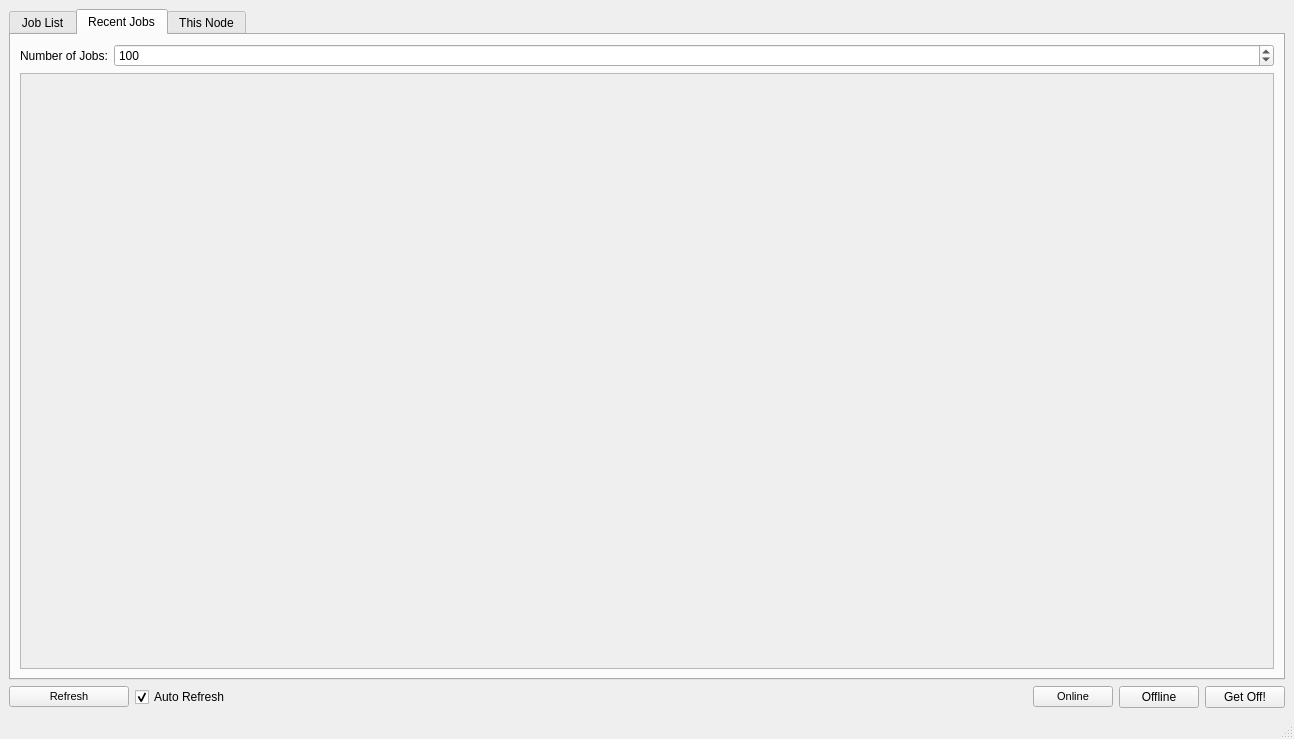
The window that resources/ui/farm_view.ui (david2777/hydra_render_farm) describes before a commit, drawn with Qt 5.
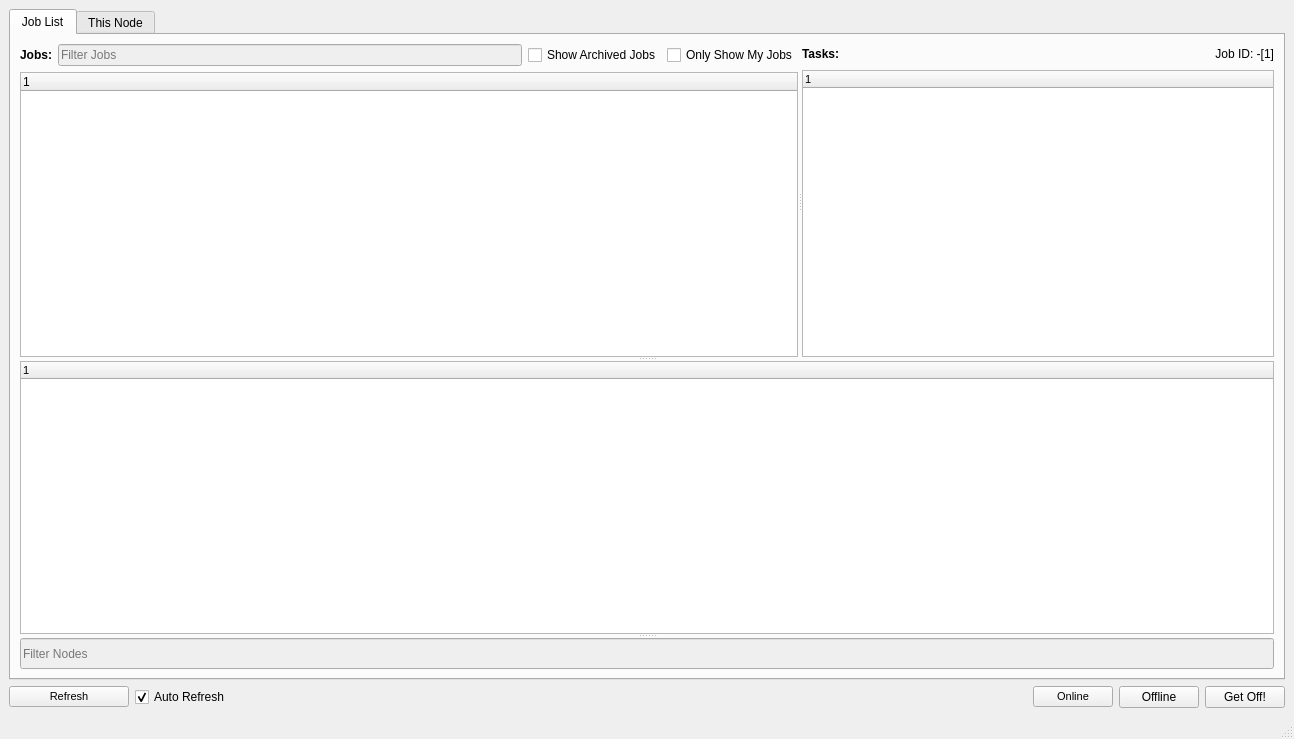
The same window after the commit. The open tabs and pages were chosen to show the change.

Commit message: - Remove Task Grid

Patch:
```diff
--- a/resources/ui/farm_view.ui
+++ b/resources/ui/farm_view.ui
@@ -332,75 +332,6 @@
         </item>
        </layout>
       </widget>
-      <widget class="QWidget" name="recent_jobs_tab">
-       <attribute name="title">
-        <string>Recent Jobs</string>
-       </attribute>
-       <layout class="QGridLayout" name="gridLayout_5">
-        <item row="3" column="0">
-         <widget class="QScrollArea" name="recent_jobs_scrollarea">
-          <property name="widgetResizable">
-           <bool>true</bool>
-          </property>
-          <widget class="QWidget" name="recent_jobs_main_layout">
-           <property name="geometry">
-            <rect>
-             <x>0</x>
-             <y>0</y>
-             <width>1250</width>
-             <height>596</height>
-            </rect>
-           </property>
-           <layout class="QGridLayout" name="gridLayout_2">
-            <item row="3" column="0">
-             <spacer name="recent_jobs_spacer">
-              <property name="orientation">
-               <enum>Qt::Vertical</enum>
-              </property>
-              <property name="sizeHint" stdset="0">
-               <size>
-                <width>20</width>
-                <height>40</height>
-               </size>
-              </property>
-             </spacer>
-            </item>
-            <item row="1" column="0">
-             <layout class="QGridLayout" name="recent_jobs_grid"/>
-            </item>
-           </layout>
-          </widget>
-         </widget>
-        </item>
-        <item row="0" column="0">
-         <layout class="QHBoxLayout" name="horizontalLayout">
-          <item>
-           <widget class="QLabel" name="label">
-            <property name="text">
-             <string>Number of Jobs:</string>
-            </property>
-           </widget>
-          </item>
-          <item>
-           <widget class="QSpinBox" name="limit_spinbox">
-            <property name="sizePolicy">
-             <sizepolicy hsizetype="MinimumExpanding" vsizetype="Fixed">
-              <horstretch>0</horstretch>
-              <verstretch>0</verstretch>
-             </sizepolicy>
-            </property>
-            <property name="maximum">
-             <number>999</number>
-            </property>
-            <property name="value">
-             <number>100</number>
-            </property>
-           </widget>
-          </item>
-         </layout>
-        </item>
-       </layout>
-      </widget>
       <widget class="QWidget" name="this_node_tab">
        <attribute name="title">
         <string>This Node</string>
```
The commit also changes 2 other files.
